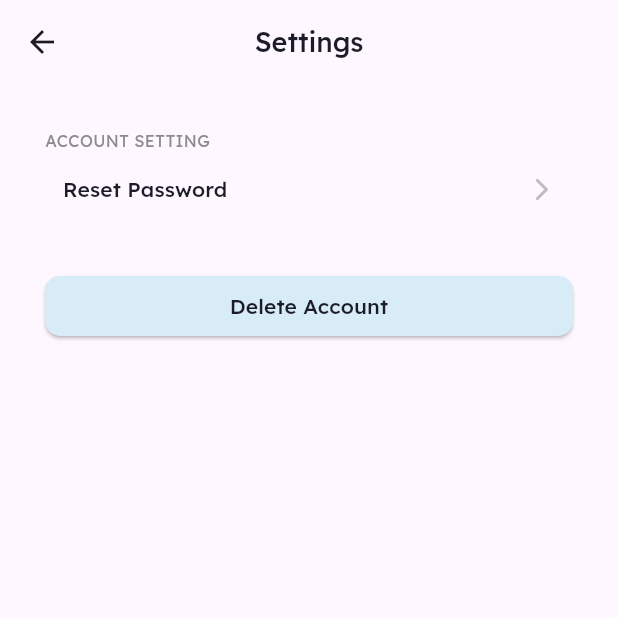
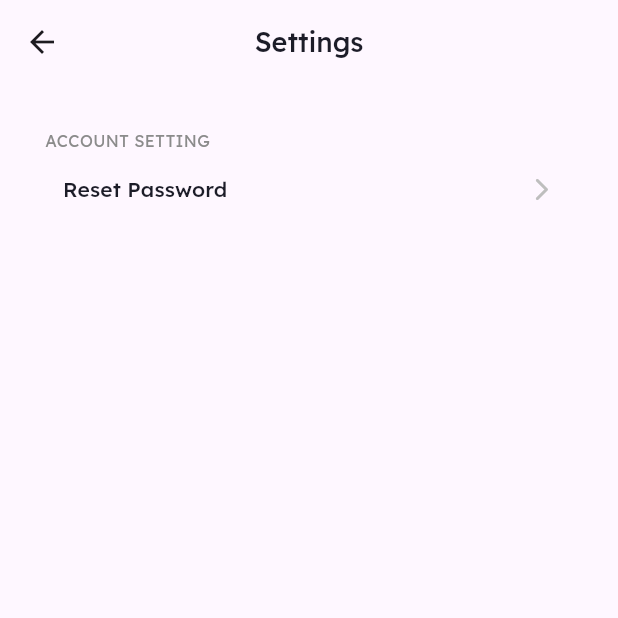
Before and after one commit to YunPeng218/WashCubes-Rider-App, a Flutter app: the MapsPage screen opened directly, after a tap on the "menu" icon, after a tap on "Settings", on a phone screen of 412 x 824 dp, the top half of it. Run offline on Flutter 3.47's test engine with Material 3 defaults, Android fonts, the light colour scheme and no system bars; our stand-ins replace dots_indicator, google_fonts, google_maps_flutter, image_picker, jwt_decoder, location and 2 more; missing offline and left inert: flutter_barcode_scanner, slidable_button; accounts and stored records are empty; network calls fail.

Commit message:
minor ui enhancements

```diff
--- a/lib/src/features/screens/job_history/history_page.dart
+++ b/lib/src/features/screens/job_history/history_page.dart
@@ -116,7 +116,7 @@ class _HistoryPageState extends State<HistoryPage> {
             const Divider(),
             items.isEmpty
               ? Center(
-                  child: Text('No job history', style: CTextTheme.blackTextTheme.headlineMedium),
+                  child: Text('No job history found', style: CTextTheme.blackTextTheme.headlineMedium),
                 )
               : ListView.builder(
                   shrinkWrap: true,
--- a/lib/src/features/screens/job_history/job_details_page.dart
+++ b/lib/src/features/screens/job_history/job_details_page.dart
@@ -9,6 +9,8 @@ class JobDetailsPage extends StatelessWidget {
   final Map<String, dynamic> jobLocker;
 
   JobDetailsPage({required this.job, required this.jobLocker, Key? key}) : super(key: key);
+  String laundrySiteAddress =
+    'No 10 Jalan TPP 1/10 Taman Industri Puchong 47100 Petaling Selangor Darul Ehsan';
 
   String getFormattedDateTime(String dateString) {
     DateTime dateTime = DateTime.parse(dateString);
@@ -111,7 +113,7 @@ class JobDetailsPage extends StatelessWidget {
                         Text(
                           job['jobType'] == 'Locker To Laundry Site'
                               ? "${jobLocker['address']}"
-                              : "Persiaran Tasik Timur, Sunway South Quay, Bandar Sunway, 47500 Subang Jaya, Selangor",
+                              : laundrySiteAddress,
                           style: CTextTheme.greyTextTheme.labelLarge,
                         ),
                       ],
@@ -134,7 +136,7 @@ class JobDetailsPage extends StatelessWidget {
                         ),
                         Text(
                           job['jobType'] == 'Locker To Laundry Site'
-                              ? "Persiaran Tasik Timur, Sunway South Quay, Bandar Sunway, 47500 Subang Jaya, Selangor"
+                              ? laundrySiteAddress
                               : "${jobLocker['address']}",
                           style: CTextTheme.greyTextTheme.labelLarge,
                         ),
--- a/lib/src/features/screens/location/map_screen.dart
+++ b/lib/src/features/screens/location/map_screen.dart
@@ -39,7 +39,6 @@ class MapsPageState extends State<MapsPage> {
   List<double> laundrySiteCoordinates = [3.024181, 101.613449];
   String laundrySiteAddress =
       'No 10 Jalan TPP 1/10 Taman Industri Puchong 47100 Petaling Selangor Darul Ehsan';
-  bool statusLight = true;
 
   String? riderId;
   Job? activeJob;
@@ -810,34 +809,6 @@ class MapsPageState extends State<MapsPage> {
                       ),
                     );
                   }),
-                  //Status Switch
-                  ElevatedButton(
-                    onPressed: null,
-                    style: ButtonStyle(
-                      backgroundColor: MaterialStateProperty.all<Color>(
-                          AppColors.cWhiteColor),
-                    ),
-                    child: Row(
-                      children: [
-                        Text(
-                          statusLight
-                              ? 'ONLINE'
-                              : 'OFFLINE', //If Toggled: Online, Else: Offline
-                          style: CTextTheme.blackTextTheme.headlineMedium,
-                        ),
-                        const SizedBox(width: 5),
-                        Switch(
-                          value: statusLight,
-                          activeColor: Colors.green,
-                          onChanged: (bool value) {
-                            setState(() {
-                              statusLight = value;
-                            });
-                          },
-                        ),
-                      ],
-                    ),
-                  ),
                 ],
               ),
             ),
--- a/lib/src/features/screens/pickup_dropoff/laundry_site_pickup_dropoff.dart
+++ b/lib/src/features/screens/pickup_dropoff/laundry_site_pickup_dropoff.dart
@@ -412,6 +412,7 @@ class _SitePickupDropoffState extends State<SitePickupDropoff> {
                             widget.jobType == "Site Drop Off"
                                 ? 'Confirm Drop Off'
                                 : 'Confirm Pick Up',
+                            style: CTextTheme.blackTextTheme.headlineSmall,
                           ),
                         ],
                       ),
--- a/lib/src/features/screens/pickup_dropoff/locker_site_pickup_dropoff.dart
+++ b/lib/src/features/screens/pickup_dropoff/locker_site_pickup_dropoff.dart
@@ -530,6 +530,7 @@ class _LockerPickupDropoffState extends State<LockerPickupDropoff> {
                           widget.jobType == "Locker Pick Up"
                               ? 'Confirm Pick Up'
                               : 'Confirm Drop Off',
+                          style: CTextTheme.blackTextTheme.headlineSmall,
                         ),
                       ],
                     ),
--- a/lib/src/features/screens/setting/system_settings_page.dart
+++ b/lib/src/features/screens/setting/system_settings_page.dart
@@ -48,22 +48,6 @@ class SettingsPageState extends State<SystemSettingsPage> {
                 ],
               ),
             ),
-
-            const SizedBox(height: cDefaultSize),
-            // Delete Account Button
-            Row(
-              children: [
-                Expanded(
-                  child: ElevatedButton(
-                    onPressed: () {},
-                    child: Text(
-                      'Delete Account',
-                      style: CTextTheme.blackTextTheme.headlineMedium,
-                    ),
-                  ),
-                ),
-              ],
-            ),
           ],
         ),
       ),
```
